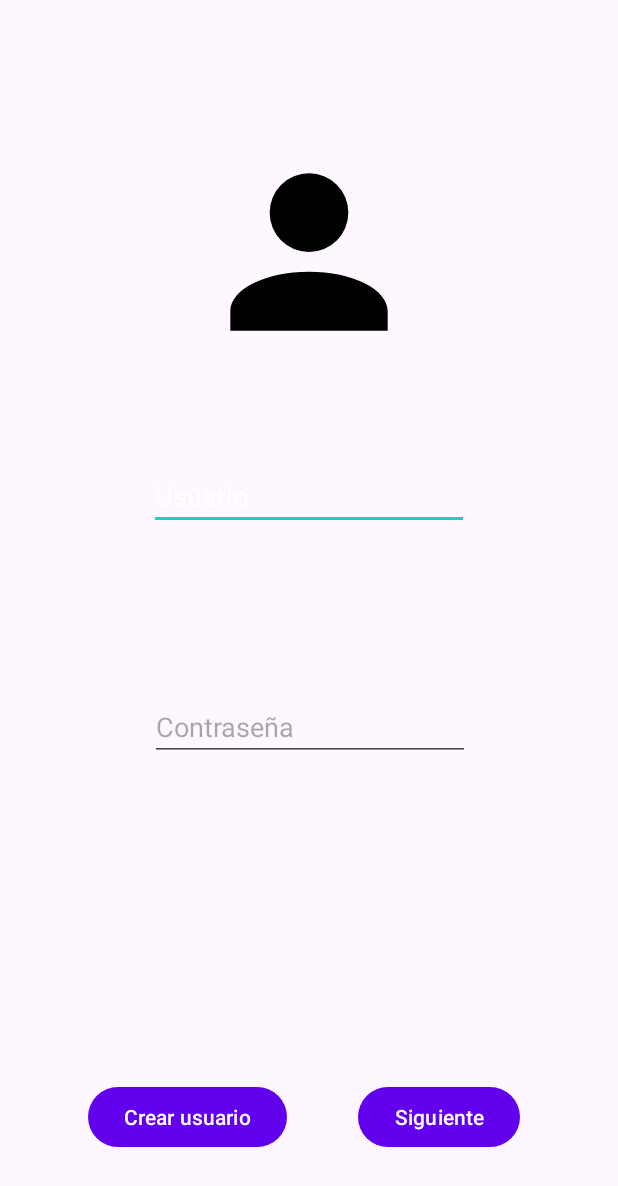
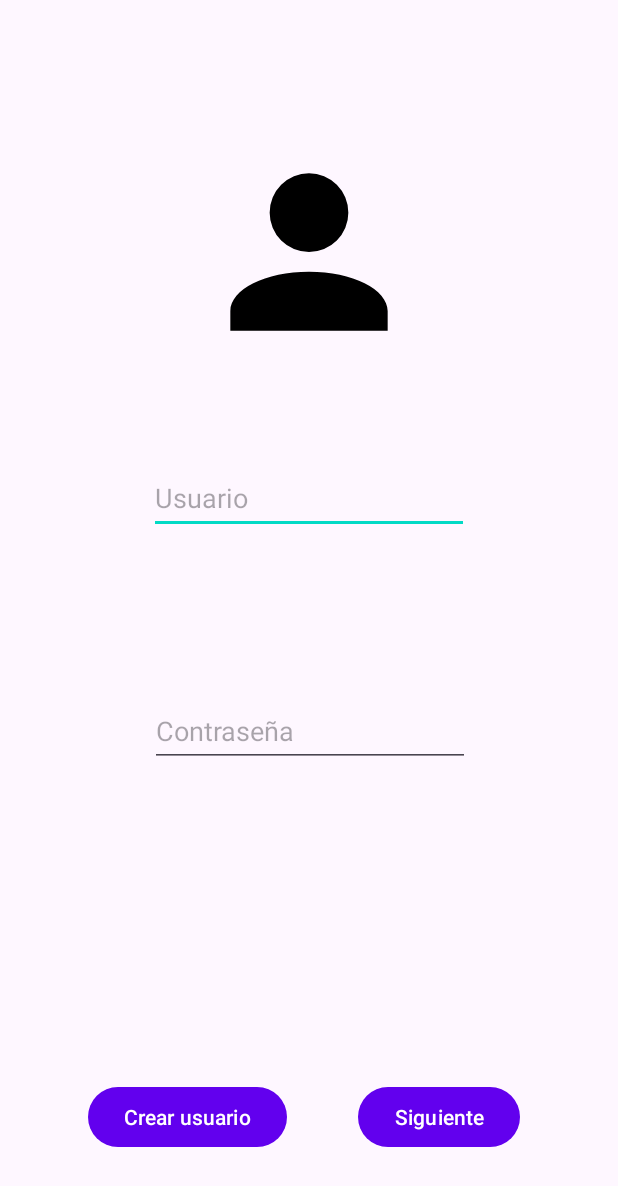
Before and after one commit to azuberogon/ProyectoFinalKotlin, an Android app: the screen it shows after launch (MainActivity), on a phone screen of 412 x 824 dp. Shown: the top 1186 px of the screen. Run offline under Robolectric (Android 15) with nearby library versions, the phone set to English and light mode, and no system bars; our stand-ins replace navigation-ui.

Commit message:
Bd de loggin completada, navegacion a sign up que tambien esta completa

```diff
--- a/app/src/main/AndroidManifest.xml
+++ b/app/src/main/AndroidManifest.xml
@@ -13,10 +13,7 @@
         android:theme="@style/Theme.DallyProject"
         tools:targetApi="31">
         <activity
-            android:name=".richi.menu"
-            android:exported="false" />
-        <activity
-            android:name=".imanol.sign_up"
+            android:name=".imanol.Sign_up"
             android:exported="false" />
         <activity
             android:name=".imanol.Objetivos"
--- a/app/src/main/java/com/example/dallyproject/MainActivity.kt
+++ b/app/src/main/java/com/example/dallyproject/MainActivity.kt
@@ -4,28 +4,50 @@ import android.content.Intent
 import androidx.appcompat.app.AppCompatActivity
 import android.os.Bundle
 import android.widget.Button
+import android.widget.EditText
+import android.widget.Toast
 import androidx.navigation.fragment.NavHostFragment
 import androidx.navigation.ui.NavigationUI
 import com.example.dallyproject.databinding.ActivityMainBinding
+import com.example.dallyproject.imanol.LocalDatabase
+import com.example.dallyproject.imanol.SignUpEntity
+import kotlinx.coroutines.Dispatchers
+import kotlinx.coroutines.GlobalScope
+import kotlinx.coroutines.launch
 
 
 class MainActivity : AppCompatActivity() {
 
-
+    private lateinit var editTxtUsuario:EditText
+    private lateinit var editTxtContraseina:EditText
     private lateinit var btnSiguiente : Button
+    private lateinit var btnCrearUsuario : Button
     override fun onCreate(savedInstanceState: Bundle?) {
         super.onCreate(savedInstanceState)
         setContentView(R.layout.activity_main)
 
+        editTxtUsuario = findViewById(R.id.inpTxtUsuario)
+        editTxtContraseina = findViewById(R.id.inpTextContrasenia)
+
+        btnCrearUsuario = findViewById(R.id.btnSignUp)
         btnSiguiente = findViewById(R.id.btnSiguiente)
+
+
         btnSiguiente.setOnClickListener{
-            // Crea un Intent que describe la transición a la MainInternaActivity
-            val intent = Intent(this, MainActivityInterna::class.java)
-            // Inicia la actividad
+            GlobalScope.launch(Dispatchers.IO) {
+                val localDB = LocalDatabase.getInstance(this@MainActivity)
+                val existingUser = localDB.signUpDao().findByUsernameAndPassword(editTxtUsuario.text.toString(), editTxtContraseina.text.toString())
+                if (existingUser == null) {
+                    Toast.makeText(this@MainActivity, "El usuario no existe", Toast.LENGTH_SHORT).show()
+                }else {
+                    val intent = Intent(this@MainActivity, menu_inicio::class.java)
+                    startActivity(intent)
+                }
+            }
+        }
+        btnCrearUsuario.setOnClickListener {
+            val intent = Intent(this@MainActivity, com.example.dallyproject.imanol.Sign_up::class.java)
             startActivity(intent)
         }
-
     }
-
-
 }
--- a/app/src/main/java/com/example/dallyproject/imanol/LocalDatabase.kt
+++ b/app/src/main/java/com/example/dallyproject/imanol/LocalDatabase.kt
@@ -5,7 +5,7 @@ import androidx.room.Database
 import androidx.room.Room
 import androidx.room.RoomDatabase
 
-@Database(entities = [TematicaEntity::class, SignUpEntity::class], version = 1)
+@Database(entities = [TematicaEntity::class, SignUpEntity::class], version = 2, exportSchema = false)
 abstract class LocalDatabase : RoomDatabase() {
     abstract fun tematicasDao(): TematicasDAO
     abstract fun signUpDao(): SignUpDAO
--- a/app/src/main/java/com/example/dallyproject/imanol/SignUpEntity.kt
+++ b/app/src/main/java/com/example/dallyproject/imanol/SignUpEntity.kt
@@ -9,5 +9,5 @@ data class SignUpEntity(
     @PrimaryKey @ColumnInfo(name = "USUARIO") val usuario: String,
     @ColumnInfo(name = "EMAIL") val email: String,
     @ColumnInfo(name = "CONTRASENA") val contrasena: String,
-    @ColumnInfo(name = "CONTRASENA_REPETIDA") val contrasena_repetida: String
+    @ColumnInfo(name = "CONTRASENA_REPETIDA") val contrasenaRepetida: String
 )
--- a/app/src/main/res/layout/activity_main.xml
+++ b/app/src/main/res/layout/activity_main.xml
@@ -12,34 +12,32 @@
     <EditText
         android:id="@+id/inpTxtUsuario"
         android:layout_width="wrap_content"
-        android:layout_height="wrap_content"
+        android:layout_height="48dp"
         android:layout_marginTop="308dp"
         android:ems="10"
         android:inputType="text"
-        android:text="@string/usuario"
+        android:hint="@string/usuario"
         app:layout_constraintEnd_toEndOf="parent"
         app:layout_constraintStart_toStartOf="parent"
-        app:layout_constraintTop_toTopOf="parent"
-        android:textColor="@color/white"/>
+        app:layout_constraintTop_toTopOf="parent" />
 
     <EditText
         android:id="@+id/inpTextContrasenia"
         android:layout_width="wrap_content"
-        android:layout_height="wrap_content"
+        android:layout_height="48dp"
         android:ems="10"
+        android:hint="@string/contrase_a"
         android:inputType="text"
-        android:hint="@string/contrase_a"
+        android:textColor="@color/white"
         app:layout_constraintBottom_toBottomOf="parent"
         app:layout_constraintEnd_toEndOf="parent"
         app:layout_constraintHorizontal_bias="0.502"
         app:layout_constraintStart_toStartOf="parent"
         app:layout_constraintTop_toBottomOf="@+id/inpTxtUsuario"
-        app:layout_constraintVertical_bias="0.255"
-        android:textColor="@color/white"
-        />
+        app:layout_constraintVertical_bias="0.255" />
 
     <Button
-        android:id="@+id/btnLoggin"
+        android:id="@+id/btnSignUp"
         android:layout_width="wrap_content"
         android:layout_height="wrap_content"
         android:layout_marginStart="10dp"
@@ -62,7 +60,7 @@
         app:layout_constraintBottom_toBottomOf="parent"
         app:layout_constraintEnd_toEndOf="parent"
         app:layout_constraintHorizontal_bias="0.458"
-        app:layout_constraintStart_toEndOf="@+id/btnLoggin"
+        app:layout_constraintStart_toEndOf="@+id/btnSignUp"
         app:layout_constraintTop_toTopOf="parent"
         app:layout_constraintVertical_bias="0.929" />
 
--- a/app/src/main/res/layout/activity_sign_up.xml
+++ b/app/src/main/res/layout/activity_sign_up.xml
@@ -4,7 +4,7 @@
     xmlns:tools="http://schemas.android.com/tools"
     android:layout_width="match_parent"
     android:layout_height="match_parent"
-    tools:context=".imanol.sign_up">
+    tools:context=".imanol.Sign_up">
 
     <ImageView
         android:layout_width="160dp"
```
Also changed, not shown: app/src/main/java/com/example/dallyproject/imanol/Objetivos.kt (+38 -31 lines), app/src/main/java/com/example/dallyproject/imanol/SignUpDAO.kt (+6 -2 lines), app/src/main/java/com/example/dallyproject/imanol/Sign_up.kt (renamed from app/src/main/java/com/example/dallyproject/imanol/sign_up.kt, +10 -10 lines), 1 other file.
